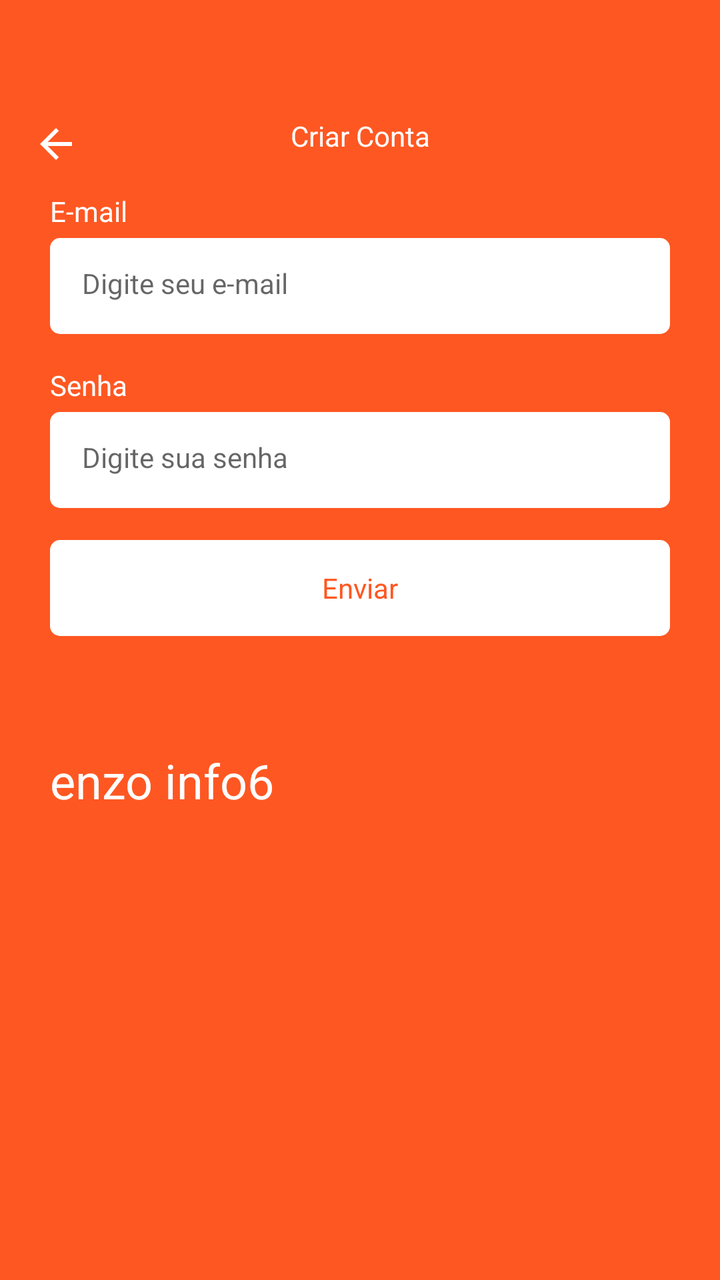
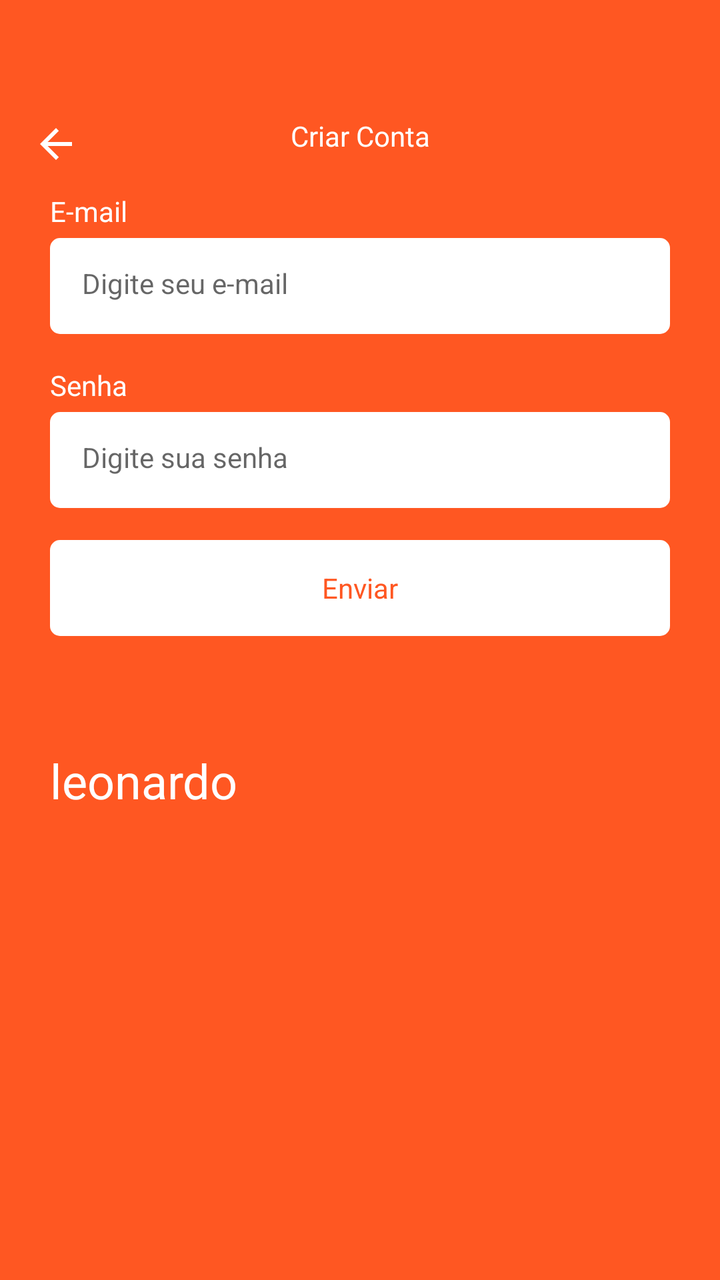

The first picture is an Android layout as it rendered before a commit; the second is the same layout after the commit. The layout source and the unified diff follow.
<!-- AndroidManifest.xml: application theme Theme.Task -->
<!-- res/layout/fragment_register.xml -->
<?xml version="1.0" encoding="utf-8"?>
<ScrollView xmlns:android="http://schemas.android.com/apk/res/android"
    xmlns:tools="http://schemas.android.com/tools"
    android:layout_width="match_parent"
    android:layout_height="match_parent"
    xmlns:app="http://schemas.android.com/apk/res-auto"
    tools:context=".ui.auth.RegisterFragment"
    android:fillViewport="true">

    <LinearLayout
        android:id="@+id/linearlayout1"
        android:layout_width="match_parent"
        android:layout_height="wrap_content"
        android:orientation="vertical" >

        <com.google.android.material.appbar.MaterialToolbar
            android:id="@+id/toolbar"
            android:layout_width="match_parent"
            android:layout_height="wrap_content"
            app:navigationIcon="@drawable/ic_back"
            android:paddingTop="40dp" >

            <TextView
                android:layout_width="wrap_content"
                android:layout_height="wrap_content"
                android:text="Criar Conta"
                android:textColor="@color/white"
                android:layout_gravity="center_horizontal" />


        </com.google.android.material.appbar.MaterialToolbar>

        <LinearLayout
            android:id="@+id/linearlayout2"
            android:layout_height="wrap_content"
            android:layout_width="match_parent"
            android:orientation="vertical"
            android:layout_marginHorizontal="25dp"
            android:gravity="center_vertical" >

            <TextView
                android:layout_width="wrap_content"
                android:layout_height="wrap_content"
                android:text="E-mail"
                android:textColor="@color/white" />

            <EditText
                android:id="@+id/email"
                style="@style/EditTextTheme"
                android:layout_width="match_parent"
                android:layout_height="48dp"
                android:hint="Digite seu e-mail"
                android:inputType="textEmailAddress"
                android:layout_marginTop="4dp" />

            <TextView
                android:layout_width="wrap_content"
                android:layout_height="wrap_content"
                android:text="Senha"
                android:textColor="@color/white"
                android:layout_marginTop="16dp"/>

            <EditText
                android:id="@+id/senha"
                style="@style/EditTextTheme"
                android:layout_width="match_parent"
                android:layout_height="48dp"
                android:inputType="textPassword"
                android:hint="Digite sua senha"
                android:layout_marginTop="4dp" />

            <com.google.android.material.button.MaterialButton
                android:id="@+id/registrar"
                style="@style/ButtonTheme"
                android:layout_width="match_parent"
                android:layout_height="wrap_content"
                android:text="Enviar"
                android:layout_marginTop="16dp" />

            <ProgressBar
                android:layout_width="wrap_content"
                android:layout_height="wrap_content"
                android:layout_marginTop="8dp"
                android:indeterminateTint="@color/white"
                android:layout_gravity="center"
                android:visibility="invisible"
                tools:visibility="visible" />

            <TextView
                android:layout_width="wrap_content"
                android:layout_height="wrap_content"
                android:text="enzo info6"
                android:textColor="@color/white"
                android:textSize="24sp"

                />

        </LinearLayout>

    </LinearLayout>

</ScrollView>
<!-- resources referenced by this layout -->
<resources>
  <color name="white">#FFFFFFFF</color>
  <!-- drawable ic_back (drawable) -->
  <vector xmlns:android="http://schemas.android.com/apk/res/android" android:autoMirrored="true" android:height="24dp" android:tint="#FFFF" android:viewportHeight="24" android:viewportWidth="24" android:width="24dp">
        
      <path android:fillColor="@android:color/white" android:pathData="M20,11H7.83l5.59,-5.59L12,4l-8,8 8,8 1.41,-1.41L7.83,13H20v-2z"/>
      
  </vector>
  <style name="ButtonTheme" parent="Theme.MaterialComponents.DayNight.NoActionBar">
          <item name="android:background">@drawable/bg_btn</item>
          <item name="android:textAllCaps">false</item>
          <item name="android:textColor">@color/color_default</item>
          <item name="backgroundTint">@null</item>
      </style>
  <style name="EditTextTheme" parent="Theme.MaterialComponents.DayNight.NoActionBar">
          <item name="android:background">@drawable/bg_edit_text</item>
          <item name="android:padding">16dp</item>
          <item name="android:textSize">14sp</item>
      </style>
  <style name="Theme.Task" parent="Base.Theme.Task" />
  <!-- drawable bg_btn (drawable) -->
  <?xml version="1.0" encoding="utf-8"?>
  <shape xmlns:android="http://schemas.android.com/apk/res/android">
  
      <solid android:color="@color/white" />
      <corners android:radius="5dp" />
  
  </shape>
  <color name="color_default">#FF5722</color>
  <!-- drawable bg_edit_text (drawable) -->
  <?xml version="1.0" encoding="utf-8"?>
  <shape xmlns:android="http://schemas.android.com/apk/res/android">
  
      <solid android:color="@color/white" />
      <corners android:radius="5dp" />
  
  </shape>
  <style name="Base.Theme.Task" parent="Theme.Material3.DayNight.NoActionBar">
          
          
          <item name="colorPrimary">@color/color_default</item>
          <item name="colorPrimaryVariant">@color/color_default</item>
          <item name="android:windowBackground">@color/color_default</item>
      </style>
</resources>

<!-- the commit's change to res/layout/fragment_register.xml (unified diff, before → after) -->
@@ -78,6 +78,7 @@
                 android:layout_marginTop="16dp" />
 
             <ProgressBar
+                android:id="@+id/progressBar"
                 android:layout_width="wrap_content"
                 android:layout_height="wrap_content"
                 android:layout_marginTop="8dp"
@@ -89,7 +90,7 @@
             <TextView
                 android:layout_width="wrap_content"
                 android:layout_height="wrap_content"
-                android:text="enzo info6"
+                android:text="leonardo"
                 android:textColor="@color/white"
                 android:textSize="24sp"
 
